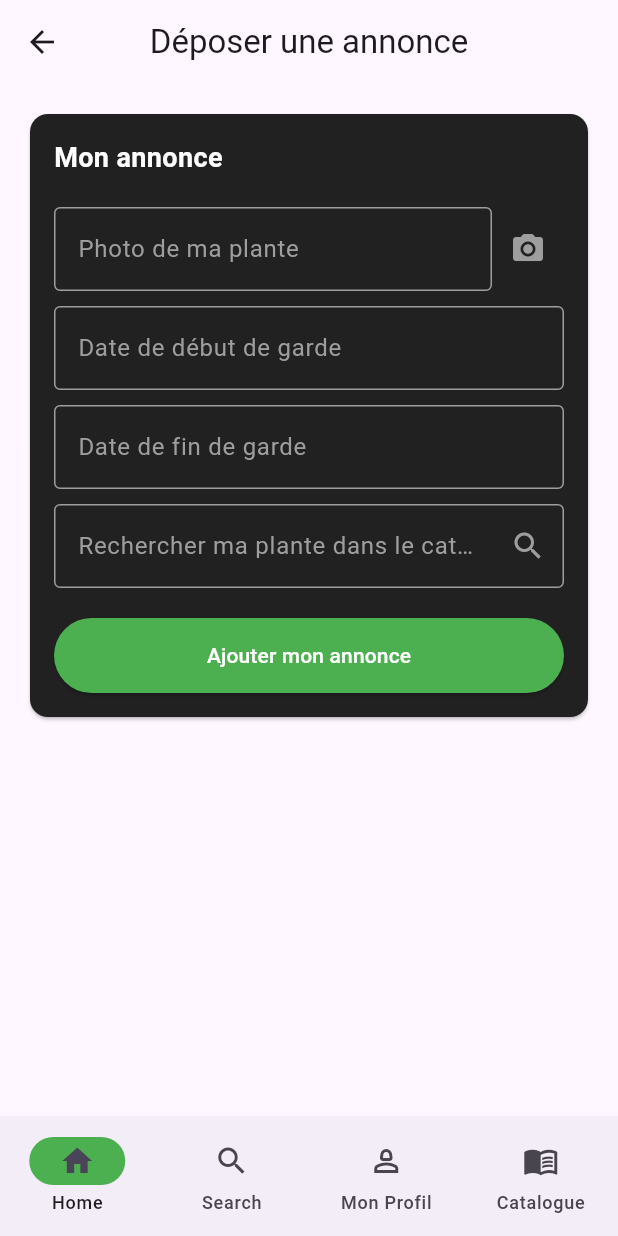
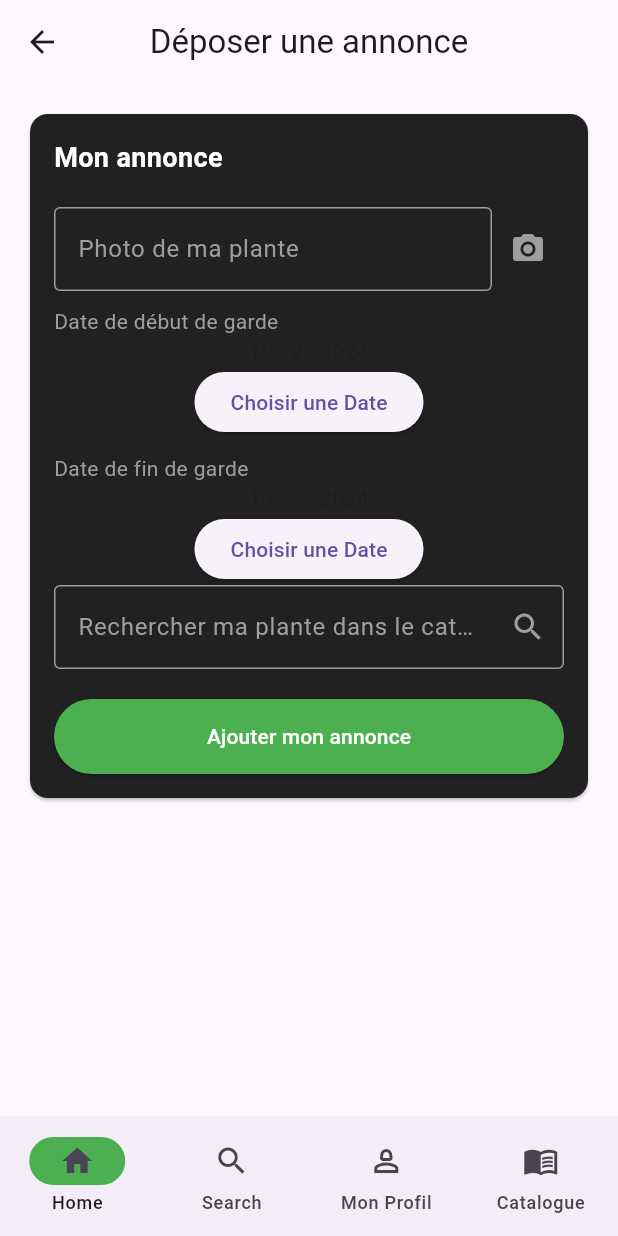
Before and after one commit to Coulibaly00180/MSPR, a Flutter app: the AddAnnouncementPage screen opened directly, on a phone screen of 412 x 824 dp. Run offline on Flutter 3.47's test engine with Material 3 defaults, Android fonts, the phone set to English and light mode, and no system bars; our stand-ins replace flutter_map, font_awesome_flutter, go_router, google_fonts, latlong2; missing offline and left inert: navigator.

Commit message:
ajout de datePicker et liens vers le menu annonces

```diff
--- a/front/lib/app.dart
+++ b/front/lib/app.dart
@@ -24,7 +24,7 @@ class _MyAppState extends State<MyApp> {
   final List<Widget> _pages = [
     NavigationUltime(),
     SearchPage(),
-    MyAdsPage(), // Assurez-vous que c'est le widget correct pour "Mes Annonces"
+    AnnouncementPageMenu(), // Assurez-vous que c'est le widget correct pour "Mes Annonces"
     MyProfilPage(),
   ];
 
--- a/front/lib/page/annonces/add_announcements.dart
+++ b/front/lib/page/annonces/add_announcements.dart
@@ -1,7 +1,6 @@
 import 'package:flutter/material.dart';
 import '../../widgets/appbar/bottom_appbar_menu.dart';
-
-
+import '../../widgets/date_picker.dart';
 
 class AddAnnouncementPage extends StatelessWidget {
   const AddAnnouncementPage({Key? key}) : super(key: key);
@@ -58,10 +57,13 @@ class AddAnnouncementPage extends StatelessWidget {
                       // const SizedBox(height: 10),
                       // _buildTextField(labelText: 'Nom de ma plante'),
                       const SizedBox(height: 10),
-                      _buildTextField(labelText: 'Date de début de garde'),
+                      const Text('Date de début de garde', style: TextStyle(color: Colors.grey)),
+                      const DatePicker(),
+                      //const DatePicker(onDateSelected: (DateTime ) { },),
                       const SizedBox(height: 10),
-                      _buildTextField(labelText: 'Date de fin de garde'),
-                      const SizedBox(height: 10),
+                      const Text('Date de fin de garde', style: TextStyle(color: Colors.grey)),
+                      const DatePicker(),
+                      //const DatePicker(onDateSelected: (DateTime ) {  },),
                       TextFormField(
                         style: TextStyle(color: Colors.white), // Text style
                         decoration: InputDecoration(
--- a/front/lib/page/annonces/my_announcements.dart
+++ b/front/lib/page/annonces/my_announcements.dart
@@ -47,7 +47,7 @@ class MyAdsPage extends StatelessWidget {
 
       floatingActionButton: FloatingActionButton.extended(
         onPressed: ()=>
-          context.go("/annonces/add"),
+          context.go("/annoncesMenu/mesAnnonces/add"),
         icon: const Icon(Icons.add),
         label: const Text('Ajouter une Annonce'),
         backgroundColor: Colors.green,
--- a/front/lib/page/home/home_page.dart
+++ b/front/lib/page/home/home_page.dart
@@ -76,7 +76,7 @@ class _HomePageState extends State<HomePage> {
                 crossAxisCount: 2,
                 children: <Widget>[
                   _buildButton(context, "MON PROFIL", FontAwesomeIcons.user, "/profil"),
-                  _buildButton(context, "MES ANNONCES", FontAwesomeIcons.pagelines, "/annoncesMenu/mesAnnonces"),
+                  _buildButton(context, "MES ANNONCES", FontAwesomeIcons.pagelines, "/annoncesMenu"),
                   _buildButton(context, "MES AROSA-JE", FontAwesomeIcons.droplet, "/arosa-je"),
                   _buildButton(context, "CONSEILS", FontAwesomeIcons.book, "/catalog"),
                 ],
--- /dev/null
+++ b/front/lib/widgets/date_picker.dart
@@ -0,0 +1,41 @@
+import 'package:flutter/material.dart';
+
+class DatePicker extends StatefulWidget {
+  const DatePicker({super.key});
+
+  @override
+  State<DatePicker> createState() => _DatePickerState();
+}
+
+class _DatePickerState extends State<DatePicker> {
+  DateTime selectedDate = DateTime.now();
+  @override
+  Widget build(BuildContext context) {
+    return Center(
+      child : Column(
+        mainAxisAlignment: MainAxisAlignment.center,
+        children: <Widget>[
+          Text(
+            "${selectedDate.day} - ${selectedDate.month} - ${selectedDate.year}",
+          ),
+          ElevatedButton(
+            child: const Text("Choisir une Date"),
+            onPressed: () async {
+              final DateTime? dateTime = await showDatePicker(
+                  context: context,
+                  initialDate: selectedDate,
+                  firstDate: DateTime(2000),
+                  lastDate: DateTime(3000),
+              );
+              if (dateTime != null) {
+                setState(() {
+                  selectedDate = dateTime;
+                });
+              }
+            },
+          )
+        ],
+      )
+    );
+  }
+}
```
